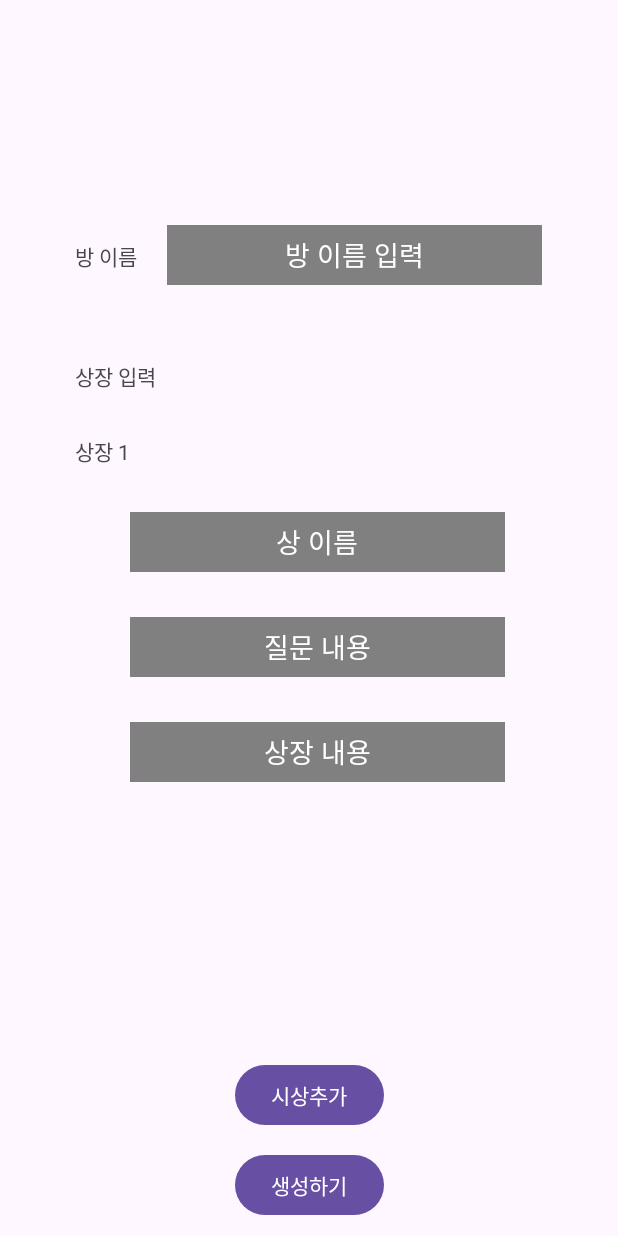
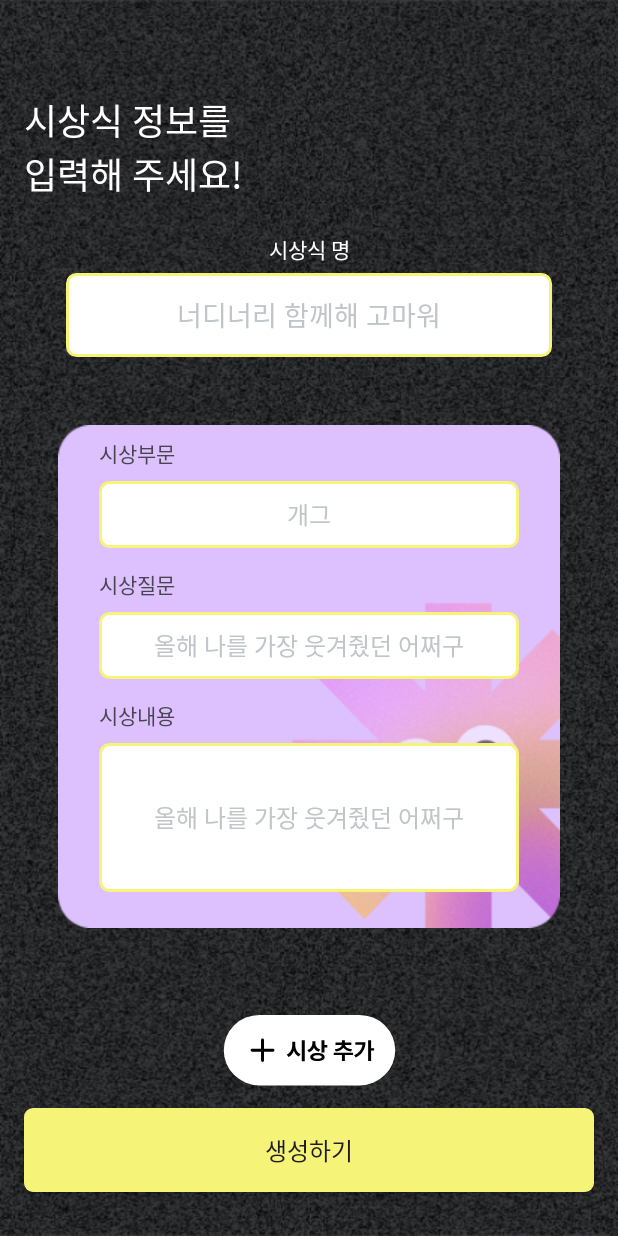
Before and after one commit to 7th-Ne-o-rdinary/android, an Android app: the GroupCreationActivity screen opened directly, with no data from a screen before it, after a tap on "생성하기", on a phone screen of 412 x 824 dp. Run offline under Robolectric (Android 15) with nearby library versions, the phone set to English and light mode, and no system bars; 1 other tap on this screen came first.

Commit message:
[Feat] GroupCreationActivity viewmodel까지 구현 완료

```diff
--- a/app/src/main/java/com/example/hackathon/presentation/groupcreation/GroupCreationActivity.kt
+++ b/app/src/main/java/com/example/hackathon/presentation/groupcreation/GroupCreationActivity.kt
@@ -4,17 +4,14 @@ import android.os.Bundle
 import android.widget.Toast
 import androidx.activity.viewModels
 import androidx.appcompat.app.AppCompatActivity
-import androidx.lifecycle.lifecycleScope
 import androidx.recyclerview.widget.LinearLayoutManager
 import com.example.hackathon.databinding.ActivityGroupCreationBinding
 import com.example.hackathon.presentation.model.PrizeCreation
-import kotlinx.coroutines.launch
 
 class GroupCreationActivity : AppCompatActivity() {
-
     private lateinit var binding: ActivityGroupCreationBinding
+    private val viewModel: GroupCreationViewModel by viewModels()
     private lateinit var adapter: PrizeCreationAdapter
-    private val viewModel: GroupCreationViewModel by viewModels()
 
     override fun onCreate(savedInstanceState: Bundle?) {
         super.onCreate(savedInstanceState)
@@ -24,39 +21,33 @@ class GroupCreationActivity : AppCompatActivity() {
         setupRecyclerView()
         setupListeners()
 
-        // Observe changes in the prize list
+        // ViewModel의 데이터 변화 감지
         viewModel.prizes.observe(this) { prizes ->
             adapter.updatePrizes(prizes)
         }
     }
 
     private fun setupRecyclerView() {
-        adapter = PrizeCreationAdapter(mutableListOf())
+        adapter = PrizeCreationAdapter()
         binding.recyclerGroupCreationPrize.layoutManager = LinearLayoutManager(this)
         binding.recyclerGroupCreationPrize.adapter = adapter
+
+        // 어댑터가 비었을 경우 기본 항목 보장
+        adapter.ensureAtLeastOneItem()
     }
 
     private fun setupListeners() {
-        // Add Prize button
         binding.btnGroupCreationAddPrize.setOnClickListener {
-            viewModel.addPrize(
-                title = "",
-                question = "",
-                description = ""
-            )
+            viewModel.addPrize()
         }
 
-        // Done button
         binding.btnGroupCreationDone.setOnClickListener {
-            val prizes = viewModel.prizes.value ?: emptyList()
-
-            if (prizes.isEmpty()) {
-                Toast.makeText(this, "시상을 추가해주세요.", Toast.LENGTH_SHORT).show()
-            }
-
-            lifecycleScope.launch {
-                // Simulate a repository call
-                Toast.makeText(this@GroupCreationActivity, "방 생성 성공! ID: 12345", Toast.LENGTH_SHORT).show()
+            val prizes = viewModel.getPrizes()
+            if (prizes.isNotEmpty()) {
+                Toast.makeText(this, "시상식이 성공적으로 생성되었습니다!", Toast.LENGTH_SHORT).show()
+                // 실제 API 요청 또는 로직 처리 추가
+            } else {
+                Toast.makeText(this, "최소 하나의 항목을 입력해주세요.", Toast.LENGTH_SHORT).show()
             }
         }
     }
--- a/app/src/main/java/com/example/hackathon/presentation/groupcreation/GroupCreationViewModel.kt
+++ b/app/src/main/java/com/example/hackathon/presentation/groupcreation/GroupCreationViewModel.kt
@@ -6,17 +6,29 @@ import androidx.lifecycle.ViewModel
 import com.example.hackathon.presentation.model.PrizeCreation
 
 class GroupCreationViewModel : ViewModel() {
-
     private val _prizes = MutableLiveData<MutableList<PrizeCreation>>(mutableListOf())
     val prizes: LiveData<MutableList<PrizeCreation>> get() = _prizes
 
-    private var prizeIndex = 1
+    init {
+        // 최소 하나의 기본 항목 추가
+        ensureAtLeastOnePrize()
+    }
 
-    fun addPrize(title: String, question: String, description: String) {
+    private fun ensureAtLeastOnePrize() {
+        if (_prizes.value.isNullOrEmpty()) {
+            _prizes.value = mutableListOf(
+                PrizeCreation(index = 1, title = "", question = "", description = "")
+            )
+        }
+    }
+
+    fun addPrize() {
         val currentPrizes = _prizes.value ?: mutableListOf()
-        currentPrizes.add(PrizeCreation(prizeIndex, title, question, description))
+        val newIndex = currentPrizes.size + 1
+        currentPrizes.add(
+            PrizeCreation(index = newIndex, title = "", question = "", description = "")
+        )
         _prizes.value = currentPrizes
-        prizeIndex++
     }
 
     fun updatePrize(updatedPrize: PrizeCreation) {
@@ -27,4 +39,8 @@ class GroupCreationViewModel : ViewModel() {
             _prizes.value = currentPrizes
         }
     }
+
+    fun getPrizes(): List<PrizeCreation> {
+        return _prizes.value ?: emptyList()
+    }
 }
--- a/app/src/main/java/com/example/hackathon/presentation/groupcreation/PrizeCreationAdapter.kt
+++ b/app/src/main/java/com/example/hackathon/presentation/groupcreation/PrizeCreationAdapter.kt
@@ -7,18 +7,19 @@ import com.example.hackathon.databinding.GroupCreationPrizeItemBinding
 import com.example.hackathon.presentation.model.PrizeCreation
 
 class PrizeCreationAdapter(
-    private val prizes: MutableList<PrizeCreation>
+    private val prizes: MutableList<PrizeCreation> = mutableListOf(
+        PrizeCreation(index = 1, title = "", question = "", description = "")
+    )
 ) : RecyclerView.Adapter<PrizeCreationAdapter.PrizeViewHolder>() {
 
     inner class PrizeViewHolder(val binding: GroupCreationPrizeItemBinding) :
         RecyclerView.ViewHolder(binding.root) {
         fun bind(prize: PrizeCreation) {
-            binding.tvGroupCreationPrizeItemPrizeCountNumber.text = "상장 ${prize.index}"
             binding.etGroupCreationPrizeItemPrizeName.setText(prize.title)
             binding.etGroupCreationPrizeItemQuizDescription.setText(prize.question)
             binding.etGroupCreationPrizeItemPrizeDescription.setText(prize.description)
 
-            // Update the prize when EditText values change
+            // EditText 값 변경 시 Prize 데이터 업데이트
             binding.etGroupCreationPrizeItemPrizeName.setOnFocusChangeListener { _, _ ->
                 prize.title = binding.etGroupCreationPrizeItemPrizeName.text.toString()
             }
@@ -46,6 +47,18 @@ class PrizeCreationAdapter(
 
     override fun getItemCount(): Int = prizes.size
 
+    fun addPrize(prize: PrizeCreation) {
+        prizes.add(prize)
+        notifyItemInserted(prizes.size - 1)
+    }
+
+    fun ensureAtLeastOneItem() {
+        if (prizes.isEmpty()) {
+            prizes.add(PrizeCreation(index = 1, title = "", question = "", description = ""))
+            notifyItemInserted(0)
+        }
+    }
+
     fun updatePrizes(newPrizes: List<PrizeCreation>) {
         prizes.clear()
         prizes.addAll(newPrizes)
--- /dev/null
+++ b/app/src/main/res/drawable/bg_input_box_default.xml
@@ -0,0 +1,14 @@
+<?xml version="1.0" encoding="utf-8"?>
+<shape
+    android:shape="rectangle"
+    xmlns:android="http://schemas.android.com/apk/res/android"
+    >
+  <solid android:color="@color/white" />
+  <corners
+      android:radius="6dp"
+      />
+  <stroke
+    android:width="2dp"
+    android:color="@color/yellow"/>
+
+</shape>
--- /dev/null
+++ b/app/src/main/res/drawable/btn_default_yellow.xml
@@ -0,0 +1,10 @@
+<?xml version="1.0" encoding="utf-8"?>
+<shape
+    android:shape="rectangle"
+    xmlns:android="http://schemas.android.com/apk/res/android"
+    >
+  <solid android:color="@color/yellow" />
+  <corners
+      android:radius="6dp"
+      />
+</shape>
--- /dev/null
+++ b/app/src/main/res/drawable/btn_group_creation_add_prize.xml
@@ -0,0 +1,19 @@
+<vector xmlns:android="http://schemas.android.com/apk/res/android"
+    android:width="116dp"
+    android:height="49dp"
+    android:viewportWidth="116"
+    android:viewportHeight="49">
+  <path
+      android:pathData="M24.5,0.61L91.5,0.61A24,24 0,0 1,115.5 24.61L115.5,24.61A24,24 0,0 1,91.5 48.61L24.5,48.61A24,24 0,0 1,0.5 24.61L0.5,24.61A24,24 0,0 1,24.5 0.61z"
+      android:fillColor="#ffffff"/>
+  <path
+      android:pathData="M26.5,17.61V31.61M19.5,24.61H33.5"
+      android:strokeLineJoin="round"
+      android:strokeWidth="2"
+      android:fillColor="#00000000"
+      android:strokeColor="#000000"
+      android:strokeLineCap="round"/>
+  <path
+      android:pathData="M48.45,21.04C48.45,23.65 49.64,26.28 52.05,27.29L50.88,28.89C49.25,28.15 48.13,26.74 47.48,24.98C46.84,26.9 45.67,28.44 43.94,29.23L42.73,27.58C45.22,26.53 46.42,23.81 46.44,21.04V18.92H48.45V21.04ZM54.83,17.83V32.08H52.81V17.83H54.83ZM61.94,20.06C61.94,21.78 62.94,23.44 65.19,24.14L64.13,25.69C62.62,25.19 61.56,24.22 60.95,22.97C60.34,24.4 59.23,25.53 57.61,26.08L56.53,24.51C58.91,23.72 59.92,21.83 59.94,19.87V18.58H61.94V20.06ZM68.03,17.83V21.15H69.95V22.81H68.03V26.26H66.03V17.83H68.03ZM63.38,26.54C66.31,26.54 68.17,27.56 68.17,29.29C68.17,31.04 66.31,32.04 63.38,32.04C60.38,32.04 58.5,31.04 58.5,29.29C58.5,27.56 60.38,26.54 63.38,26.54ZM63.38,28.11C61.5,28.11 60.48,28.51 60.5,29.29C60.48,30.11 61.5,30.48 63.38,30.48C65.22,30.48 66.2,30.11 66.2,29.29C66.2,28.51 65.22,28.11 63.38,28.11ZM87.23,26.34V27.97H81.72V32.06H79.75V27.97H74.27V26.34H87.23ZM86.05,19.47V21.03H81.78C82.01,22.28 83.61,23.69 86.55,24.01L85.83,25.58C83.42,25.3 81.68,24.32 80.75,23.01C79.83,24.33 78.07,25.3 75.64,25.58L74.92,24.01C77.86,23.69 79.48,22.29 79.72,21.03H75.44V19.47H79.75V17.84H81.72V19.47H86.05ZM99.31,17.83V23.28H101.33V24.92H99.31V32.01H97.31V17.83H99.31ZM95.52,19.28C95.5,23.53 93.84,27.22 89.06,29.56L87.94,28.03C91.3,26.34 93.11,24.08 93.48,20.9H88.75V19.28H95.52Z"
+      android:fillColor="#000000"/>
+</vector>
--- a/app/src/main/res/layout/activity_group_creation.xml
+++ b/app/src/main/res/layout/activity_group_creation.xml
@@ -6,77 +6,95 @@
     android:id="@+id/main"
     android:layout_width="match_parent"
     android:layout_height="match_parent"
+    android:background = "@color/gray_600"
     tools:context=".presentation.groupcreation.GroupCreationActivity">
 
-    <LinearLayout
-        android:id="@+id/layout_group_creation_room_info"
+    <ImageView
+        android:layout_width="match_parent"
+        android:layout_height="match_parent"
+        android:scaleType="fitXY"
+        android:src="@drawable/bg_noise"
+        tools:layout_editor_absoluteX="0dp"
+        tools:layout_editor_absoluteY="-70dp" />
+
+    <TextView
         android:layout_width="wrap_content"
         android:layout_height="wrap_content"
+        android:text="시상식 정보를\n입력해 주세요!"
+        android:textColor="@color/white"
+        android:fontFamily="@font/pretendard_bold"
+        android:textSize="24sp"
+        app:layout_constraintTop_toTopOf="parent"
         app:layout_constraintStart_toStartOf="parent"
-        app:layout_constraintTop_toTopOf="parent"
-        android:layout_marginTop="150dp">
+        android:layout_marginTop="62dp"
+        android:layout_marginStart="16dp"/>
 
-        <TextView
-            android:id="@+id/tv_group_creation_room_name_title"
-            android:layout_width="wrap_content"
-            android:layout_height="wrap_content"
-            android:layout_marginStart="50dp"
-            android:text="방 이름" />
-
-        <EditText
-            android:id="@+id/et_group_creation_room_name"
-            android:layout_width="250dp"
-            android:layout_height="40dp"
-            android:layout_marginStart="20dp"
-            android:background="#808080"
-            android:hint="방 이름 입력"
-            android:textAlignment="center"
-            android:textColorHint="@color/white" />
-
-    </LinearLayout>
 
     <TextView
-        android:id="@+id/tv_group_creation_prize_enter"
+        android:id="@+id/tv_group_creation_room_name_title"
         android:layout_width="wrap_content"
         android:layout_height="wrap_content"
-        android:text="상장 입력"
-        android:layout_marginStart="50dp"
-        android:layout_marginTop="50dp"
+        android:textColor="@color/white"
+        app:layout_constraintTop_toTopOf="parent"
         app:layout_constraintStart_toStartOf="parent"
-        app:layout_constraintTop_toBottomOf="@id/layout_group_creation_room_info"
-        />
+        app:layout_constraintEnd_toEndOf="parent"
+        android:layout_marginTop="155dp"
+        android:text="시상식 명" />
+
+    <EditText
+        android:id="@+id/et_group_creation_room_name"
+        android:layout_width="0dp"
+        android:layout_height="56dp"
+        android:background="@drawable/bg_input_box_default"
+        android:hint="너디너리 함께해 고마워"
+        android:textAlignment="center"
+        android:textColorHint="@color/gray_200"
+        app:layout_constraintTop_toBottomOf="@id/tv_group_creation_room_name_title"
+        app:layout_constraintStart_toStartOf="parent"
+        app:layout_constraintEnd_toEndOf="parent"
+        android:layout_marginTop="5dp"
+        android:layout_marginStart="44dp"
+        android:layout_marginEnd="44dp"/>
 
     <androidx.recyclerview.widget.RecyclerView
         android:id="@+id/recycler_group_creation_prize"
-        android:layout_width="0dp"
-        android:layout_height="0dp"
-        android:layout_marginTop="50dp"
-        android:layout_marginEnd="50dp"
-        app:layout_constraintTop_toTopOf="@id/tv_group_creation_prize_enter"
-        app:layout_constraintStart_toStartOf="@id/tv_group_creation_prize_enter"
+        android:layout_width="wrap_content"
+        android:layout_height="370dp"
+        android:overScrollMode="always"
+        android:scrollbars="vertical"
+        android:layout_marginBottom="18dp"
         app:layout_constraintEnd_toEndOf="parent"
-        app:layout_constraintBottom_toBottomOf="parent"
-        tools:listitem="@layout/group_creation_prize_item"
-        tools:itemCount="1"/>
+        app:layout_constraintStart_toStartOf="parent"
+        app:layout_constraintBottom_toTopOf="@id/btnGroupCreationAddPrize"
+        app:layout_constraintTop_toBottomOf="@id/et_group_creation_room_name"
+        tools:itemCount="1"
+        tools:listitem="@layout/group_creation_prize_item" />
 
-    <Button
+    <View
         android:id="@+id/btnGroupCreationAddPrize"
-        android:layout_width="wrap_content"
-        android:layout_height="wrap_content"
+        android:layout_width="115dp"
+        android:layout_height="48dp"
         android:text="시상추가"
-        android:layout_marginBottom="70dp"
+        android:textColor="#000000"
+        android:fontFamily="@font/pretendard_bold"
+        android:background="@drawable/btn_group_creation_add_prize"
+        android:layout_marginBottom="100dp"
         app:layout_constraintBottom_toBottomOf="parent"
         app:layout_constraintStart_toStartOf="parent"
         app:layout_constraintEnd_toEndOf="parent"/>
 
-    <Button
+    <androidx.appcompat.widget.AppCompatButton
         android:id="@+id/btnGroupCreationDone"
-        android:layout_width="wrap_content"
-        android:layout_height="wrap_content"
+        android:layout_width="0dp"
+        android:layout_height="56dp"
         android:text="생성하기"
-        android:layout_marginBottom="10dp"
+        android:textSize="16sp"
+        android:background="@drawable/btn_default_yellow"
+        android:layout_marginBottom="29dp"
         app:layout_constraintBottom_toBottomOf="parent"
         app:layout_constraintStart_toStartOf="parent"
-        app:layout_constraintEnd_toEndOf="parent"/>
+        app:layout_constraintEnd_toEndOf="parent"
+        android:layout_marginStart="16dp"
+        android:layout_marginEnd="16dp"/>
 
 </androidx.constraintlayout.widget.ConstraintLayout>
--- a/app/src/main/res/layout/activity_start.xml
+++ b/app/src/main/res/layout/activity_start.xml
@@ -6,7 +6,7 @@
     android:layout_width="match_parent"
     android:layout_height="match_parent"
     tools:context=".presentation.login.StartActivity"
-    android:background = "@drawable/bg_login"
+    android:background = "@drawable/bg_noise"
     android:backgroundTint="@color/black">
 
 </androidx.constraintlayout.widget.ConstraintLayout>
--- a/app/src/main/res/layout/fragment_prize_list_item.xml
+++ b/app/src/main/res/layout/fragment_prize_list_item.xml
@@ -3,7 +3,7 @@
     xmlns:app="http://schemas.android.com/apk/res-auto"
     xmlns:tools="http://schemas.android.com/tools">
 
-    <androidx.constraintlayout.widget.ConstraintLayout xmlns:android="http://schemas.android.com/apk/res/android"
+    <androidx.constraintlayout.widget.ConstraintLayout
         android:layout_width="wrap_content"
         android:layout_height="wrap_content">
 
--- a/app/src/main/res/layout/group_creation_prize_item.xml
+++ b/app/src/main/res/layout/group_creation_prize_item.xml
@@ -1,54 +1,103 @@
 <?xml version="1.0" encoding="utf-8"?>
-<androidx.constraintlayout.widget.ConstraintLayout xmlns:android="http://schemas.android.com/apk/res/android"
+<androidx.constraintlayout.widget.ConstraintLayout
+    xmlns:android="http://schemas.android.com/apk/res/android"
     android:layout_width="wrap_content"
     android:layout_height="wrap_content"
+    android:layout_marginTop="20dp"
     xmlns:app="http://schemas.android.com/apk/res-auto">
 
-    <TextView
-        android:id="@+id/tv_group_creation_prize_item_prize_count_number"
-        android:layout_width="wrap_content"
-        android:layout_height="wrap_content"
-        android:text="상장 1"
+    <View
+        android:id="@+id/view_group_creation_prize_item_bg"
+        android:layout_width="334.4dp"
+        android:layout_height="335.6dp"
+        app:layout_constraintEnd_toEndOf="parent"
+        android:background="@drawable/bg_creation_prize"
         app:layout_constraintTop_toTopOf="parent"
         app:layout_constraintStart_toStartOf="parent"/>
 
+    <TextView
+        android:id="@+id/tv_creation_prize_item_prize_title"
+        android:layout_width="wrap_content"
+        android:layout_height="wrap_content"
+        android:text="시상부문"
+        app:layout_constraintTop_toTopOf="parent"
+        app:layout_constraintStart_toStartOf="parent"
+        android:layout_marginTop="8dp"
+        android:layout_marginStart="27.5dp"/>
+
     <EditText
         android:id="@+id/et_group_creation_prize_item_prize_name"
-        android:layout_width="250dp"
-        android:layout_height="40dp"
-        android:background="#808080"
-        android:hint="상 이름"
+        android:layout_width="0dp"
+        android:layout_height="44.8dp"
+        android:background="@drawable/bg_input_box_default"
+        android:hint="개그"
+        android:textSize="16sp"
+        android:fontFamily="@font/pretendard_medium"
         android:textAlignment="center"
-        android:textColorHint="@color/white"
-        android:layout_marginTop="30dp"
-        app:layout_constraintTop_toBottomOf="@id/tv_group_creation_prize_item_prize_count_number"
-        app:layout_constraintStart_toEndOf="@id/tv_group_creation_prize_item_prize_count_number"
-        />
+        android:textColorHint="@color/gray_200"
+        app:layout_constraintTop_toBottomOf="@id/tv_creation_prize_item_prize_title"
+        app:layout_constraintStart_toStartOf="parent"
+        app:layout_constraintEnd_toEndOf="parent"
+        android:layout_marginStart="27.5dp"
+        android:layout_marginEnd="27.5dp"
+        android:layout_marginTop="8dp"/>
+
+   <!-- et_group_creation_prize_item_quiz_description
+    et_group_creation_prize_item_prize_description-->
+
+    <TextView
+        android:id="@+id/tv_group_creation_prize_item_quiz_description"
+        android:layout_width="wrap_content"
+        android:layout_height="wrap_content"
+        android:text="시상질문"
+        app:layout_constraintTop_toBottomOf="@id/et_group_creation_prize_item_prize_name"
+        app:layout_constraintStart_toStartOf="parent"
+        android:layout_marginTop="13dp"
+        android:layout_marginStart="27.5dp"/>
+
 
     <EditText
         android:id="@+id/et_group_creation_prize_item_quiz_description"
-        android:layout_width="250dp"
-        android:layout_height="40dp"
-        android:background="#808080"
-        android:hint="질문 내용"
+        android:layout_width="0dp"
+        android:layout_height="44.8dp"
+        android:background="@drawable/bg_input_box_default"
+        android:hint="올해 나를 가장 웃겨줬던 어쩌구"
+        android:textSize="16sp"
+        android:fontFamily="@font/pretendard_medium"
         android:textAlignment="center"
-        android:textColorHint="@color/white"
-        android:layout_marginTop="30dp"
-        app:layout_constraintStart_toEndOf="@id/tv_group_creation_prize_item_prize_count_number"
-        app:layout_constraintTop_toBottomOf="@id/et_group_creation_prize_item_prize_name"
-        />
+        android:textColorHint="@color/gray_200"
+        app:layout_constraintTop_toBottomOf="@id/tv_group_creation_prize_item_quiz_description"
+        app:layout_constraintStart_toStartOf="parent"
+        app:layout_constraintEnd_toEndOf="parent"
+        android:layout_marginStart="27.5dp"
+        android:layout_marginEnd="27.5dp"
+        android:layout_marginTop="8dp"/>
+
+    <TextView
+        android:id="@+id/tv_group_creation_prize_item_prize_description"
+        android:layout_width="wrap_content"
+        android:layout_height="wrap_content"
+        android:text="시상내용"
+        app:layout_constraintTop_toBottomOf="@id/et_group_creation_prize_item_quiz_description"
+        app:layout_constraintStart_toStartOf="parent"
+        android:layout_marginTop="13dp"
+        android:layout_marginStart="27.5dp"/>
 
     <EditText
         android:id="@+id/et_group_creation_prize_item_prize_description"
-        android:layout_width="250dp"
-        android:layout_height="40dp"
-        android:background="#808080"
-        android:hint="상장 내용"
+        android:layout_width="0dp"
+        android:layout_height="99dp"
+        android:background="@drawable/bg_input_box_default"
+        android:hint="올해 나를 가장 웃겨줬던 어쩌구"
+        android:textSize="16sp"
+        android:fontFamily="@font/pretendard_medium"
         android:textAlignment="center"
-        android:textColorHint="@color/white"
-        android:layout_marginTop="30dp"
-        app:layout_constraintTop_toBottomOf="@id/et_group_creation_prize_item_quiz_description"
-        app:layout_constraintStart_toEndOf="@id/tv_group_creation_prize_item_prize_count_number"
-        />
+        android:textColorHint="@color/gray_200"
+        app:layout_constraintTop_toBottomOf="@id/tv_group_creation_prize_item_prize_description"
+        app:layout_constraintStart_toStartOf="parent"
+        app:layout_constraintEnd_toEndOf="parent"
+        android:layout_marginStart="27.5dp"
+        android:layout_marginEnd="27.5dp"
+        android:layout_marginTop="8dp"/>
 
 </androidx.constraintlayout.widget.ConstraintLayout>
```
Also changed, not shown: app/src/main/res/drawable/bg_creation_prize.png (added), app/src/main/res/drawable/bg_noise.png (renamed from app/src/main/res/drawable/bg_login.png).
